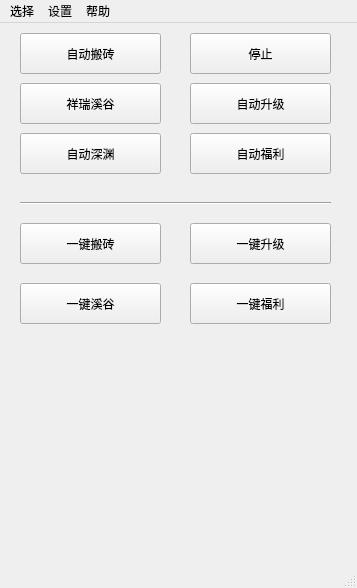
Qt form voyager/ui/main.ui (seayona/dnf) before a commit.
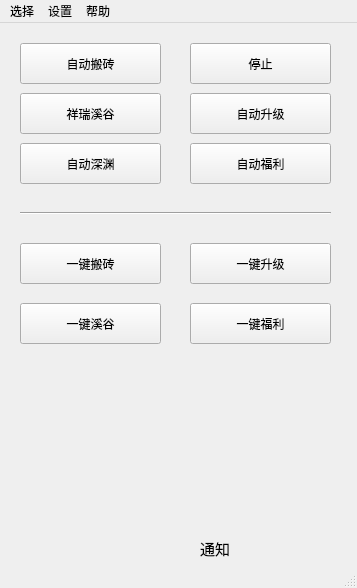
The same form after that commit. Custom widgets are drawn as their Qt base class.

The edit to the form file:
```diff
--- a/voyager/ui/main.ui
+++ b/voyager/ui/main.ui
@@ -18,7 +18,7 @@
     <property name="geometry">
      <rect>
       <x>20</x>
-      <y>10</y>
+      <y>20</y>
       <width>141</width>
       <height>41</height>
      </rect>
@@ -31,7 +31,7 @@
     <property name="geometry">
      <rect>
       <x>190</x>
-      <y>10</y>
+      <y>20</y>
       <width>141</width>
       <height>41</height>
      </rect>
@@ -47,7 +47,7 @@
     <property name="geometry">
      <rect>
       <x>20</x>
-      <y>60</y>
+      <y>70</y>
       <width>141</width>
       <height>41</height>
      </rect>
@@ -60,7 +60,7 @@
     <property name="geometry">
      <rect>
       <x>190</x>
-      <y>60</y>
+      <y>70</y>
       <width>141</width>
       <height>41</height>
      </rect>
@@ -73,7 +73,7 @@
     <property name="geometry">
      <rect>
       <x>20</x>
-      <y>200</y>
+      <y>220</y>
       <width>141</width>
       <height>41</height>
      </rect>
@@ -86,7 +86,7 @@
     <property name="geometry">
      <rect>
       <x>190</x>
-      <y>200</y>
+      <y>220</y>
       <width>141</width>
       <height>41</height>
      </rect>
@@ -99,7 +99,7 @@
     <property name="geometry">
      <rect>
       <x>20</x>
-      <y>170</y>
+      <y>180</y>
       <width>311</width>
       <height>20</height>
      </rect>
@@ -112,7 +112,7 @@
     <property name="geometry">
      <rect>
       <x>20</x>
-      <y>110</y>
+      <y>120</y>
       <width>141</width>
       <height>41</height>
      </rect>
@@ -125,7 +125,7 @@
     <property name="geometry">
      <rect>
       <x>20</x>
-      <y>260</y>
+      <y>280</y>
       <width>141</width>
       <height>41</height>
      </rect>
@@ -138,7 +138,7 @@
     <property name="geometry">
      <rect>
       <x>190</x>
-      <y>260</y>
+      <y>280</y>
       <width>141</width>
       <height>41</height>
      </rect>
@@ -151,7 +151,7 @@
     <property name="geometry">
      <rect>
       <x>190</x>
-      <y>110</y>
+      <y>120</y>
       <width>141</width>
       <height>41</height>
      </rect>
@@ -160,6 +160,35 @@
      <string>自动福利</string>
     </property>
    </widget>
+   <widget class="QLabel" name="label">
+    <property name="geometry">
+     <rect>
+      <x>200</x>
+      <y>510</y>
+      <width>41</width>
+      <height>31</height>
+     </rect>
+    </property>
+    <property name="font">
+     <font>
+      <family>Microsoft YaHei</family>
+      <pointsize>11</pointsize>
+     </font>
+    </property>
+    <property name="text">
+     <string>通知</string>
+    </property>
+   </widget>
+   <widget class="SwitchButton" name="widget_switch" native="true">
+    <property name="geometry">
+     <rect>
+      <x>250</x>
+      <y>510</y>
+      <width>70</width>
+      <height>30</height>
+     </rect>
+    </property>
+   </widget>
   </widget>
   <widget class="QMenuBar" name="menubar">
    <property name="geometry">
@@ -202,6 +231,14 @@
    </property>
   </action>
  </widget>
+ <customwidgets>
+  <customwidget>
+   <class>SwitchButton</class>
+   <extends>QWidget</extends>
+   <header>voyager.ui</header>
+   <container>1</container>
+  </customwidget>
+ </customwidgets>
  <resources/>
  <connections/>
 </ui>
```
